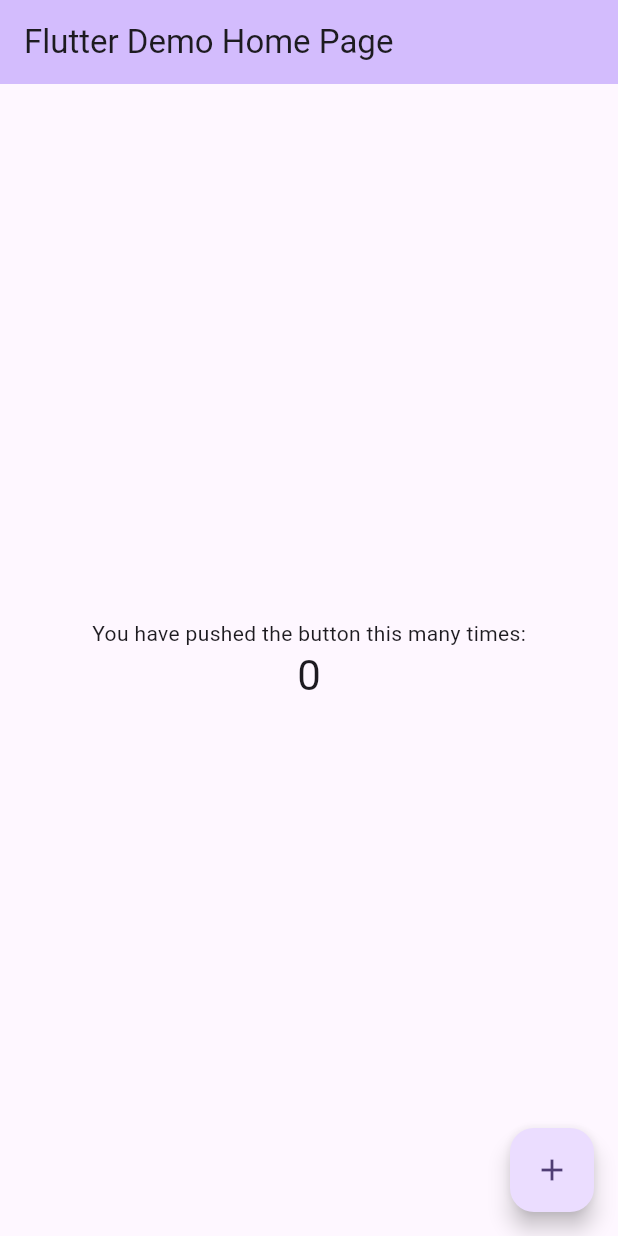
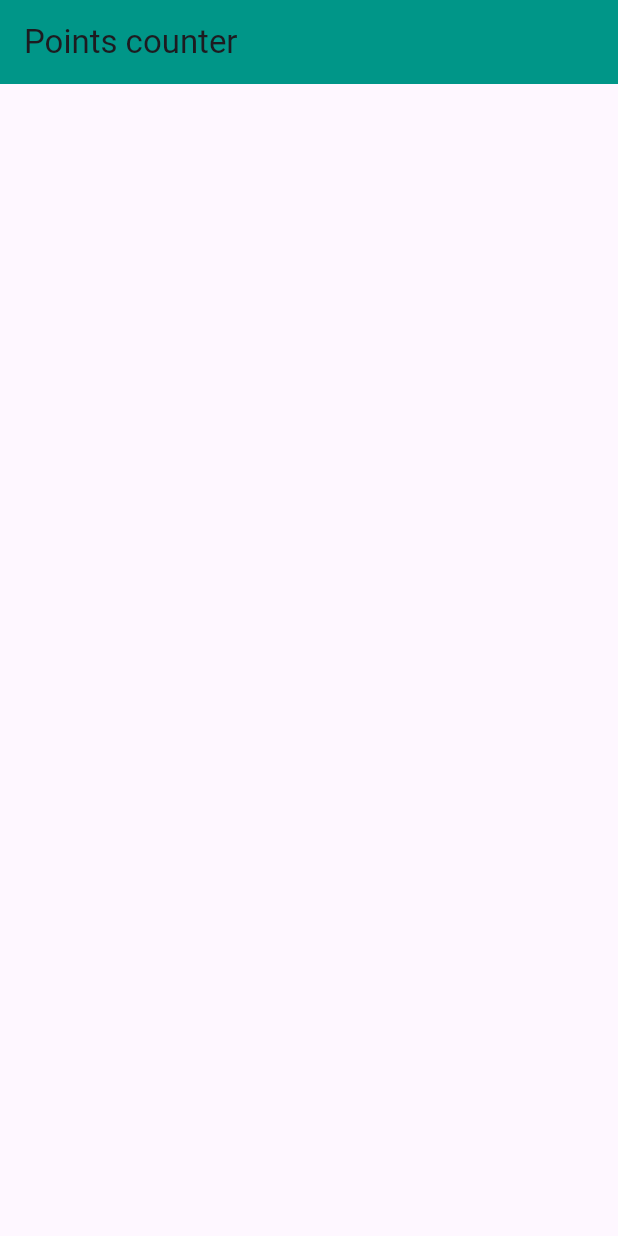
Before and after one commit to Waheed-Ashraf/Basketball-point-counter, a Flutter app: the screen it shows after launch, on a phone screen of 412 x 824 dp. Run offline on Flutter 3.47's test engine with Material 3 defaults, Android fonts, the phone set to English and light mode, and no system bars.

Commit message:
pro initialization

```diff
--- a/lib/main.dart
+++ b/lib/main.dart
@@ -1,125 +1,21 @@
 import 'package:flutter/material.dart';
 
 void main() {
-  runApp(const MyApp());
+  runApp(Basketball());
 }
 
-class MyApp extends StatelessWidget {
-  const MyApp({super.key});
-
-  // This widget is the root of your application.
+class Basketball extends StatelessWidget {
   @override
   Widget build(BuildContext context) {
     return MaterialApp(
-      title: 'Flutter Demo',
-      theme: ThemeData(
-        // This is the theme of your application.
-        //
-        // TRY THIS: Try running your application with "flutter run". You'll see
-        // the application has a purple toolbar. Then, without quitting the app,
-        // try changing the seedColor in the colorScheme below to Colors.green
-        // and then invoke "hot reload" (save your changes or press the "hot
-        // reload" button in a Flutter-supported IDE, or press "r" if you used
-        // the command line to start the app).
-        //
-        // Notice that the counter didn't reset back to zero; the application
-        // state is not lost during the reload. To reset the state, use hot
-        // restart instead.
-        //
-        // This works for code too, not just values: Most code changes can be
-        // tested with just a hot reload.
-        colorScheme: ColorScheme.fromSeed(seedColor: Colors.deepPurple),
-        useMaterial3: true,
+      home: Scaffold(
+        appBar: AppBar(
+          backgroundColor: Colors.teal,
+          title: const Text(
+            "Points counter",
+          ),
+        ),
       ),
-      home: const MyHomePage(title: 'Flutter Demo Home Page'),
     );
   }
 }
-
-class MyHomePage extends StatefulWidget {
-  const MyHomePage({super.key, required this.title});
-
-  // This widget is the home page of your application. It is stateful, meaning
-  // that it has a State object (defined below) that contains fields that affect
-  // how it looks.
-
-  // This class is the configuration for the state. It holds the values (in this
-  // case the title) provided by the parent (in this case the App widget) and
-  // used by the build method of the State. Fields in a Widget subclass are
-  // always marked "final".
-
-  final String title;
-
-  @override
-  State<MyHomePage> createState() => _MyHomePageState();
-}
-
-class _MyHomePageState extends State<MyHomePage> {
-  int _counter = 0;
-
-  void _incrementCounter() {
-    setState(() {
-      // This call to setState tells the Flutter framework that something has
-      // changed in this State, which causes it to rerun the build method below
-      // so that the display can reflect the updated values. If we changed
-      // _counter without calling setState(), then the build method would not be
-      // called again, and so nothing would appear to happen.
-      _counter++;
-    });
-  }
-
-  @override
-  Widget build(BuildContext context) {
-    // This method is rerun every time setState is called, for instance as done
-    // by the _incrementCounter method above.
-    //
-    // The Flutter framework has been optimized to make rerunning build methods
-    // fast, so that you can just rebuild anything that needs updating rather
-    // than having to individually change instances of widgets.
-    return Scaffold(
-      appBar: AppBar(
-        // TRY THIS: Try changing the color here to a specific color (to
-        // Colors.amber, perhaps?) and trigger a hot reload to see the AppBar
-        // change color while the other colors stay the same.
-        backgroundColor: Theme.of(context).colorScheme.inversePrimary,
-        // Here we take the value from the MyHomePage object that was created by
-        // the App.build method, and use it to set our appbar title.
-        title: Text(widget.title),
-      ),
-      body: Center(
-        // Center is a layout widget. It takes a single child and positions it
-        // in the middle of the parent.
-        child: Column(
-          // Column is also a layout widget. It takes a list of children and
-          // arranges them vertically. By default, it sizes itself to fit its
-          // children horizontally, and tries to be as tall as its parent.
-          //
-          // Column has various properties to control how it sizes itself and
-          // how it positions its children. Here we use mainAxisAlignment to
-          // center the children vertically; the main axis here is the vertical
-          // axis because Columns are vertical (the cross axis would be
-          // horizontal).
-          //
-          // TRY THIS: Invoke "debug painting" (choose the "Toggle Debug Paint"
-          // action in the IDE, or press "p" in the console), to see the
-          // wireframe for each widget.
-          mainAxisAlignment: MainAxisAlignment.center,
-          children: <Widget>[
-            const Text(
-              'You have pushed the button this many times:',
-            ),
-            Text(
-              '$_counter',
-              style: Theme.of(context).textTheme.headlineMedium,
-            ),
-          ],
-        ),
-      ),
-      floatingActionButton: FloatingActionButton(
-        onPressed: _incrementCounter,
-        tooltip: 'Increment',
-        child: const Icon(Icons.add),
-      ), // This trailing comma makes auto-formatting nicer for build methods.
-    );
-  }
-}
```
Also changed, not shown: 1 other file.
